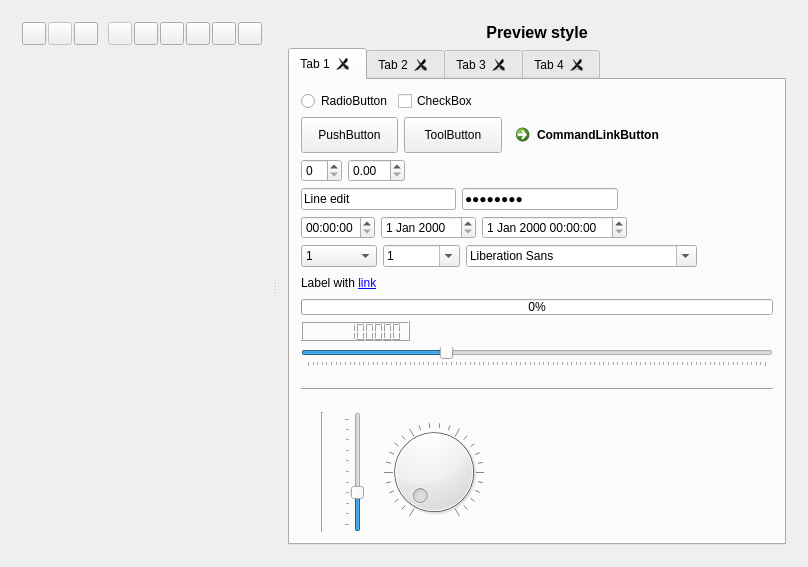
Qt form QssEditor/qsseditor.ui (winsoft666/qss-editor) before a commit.
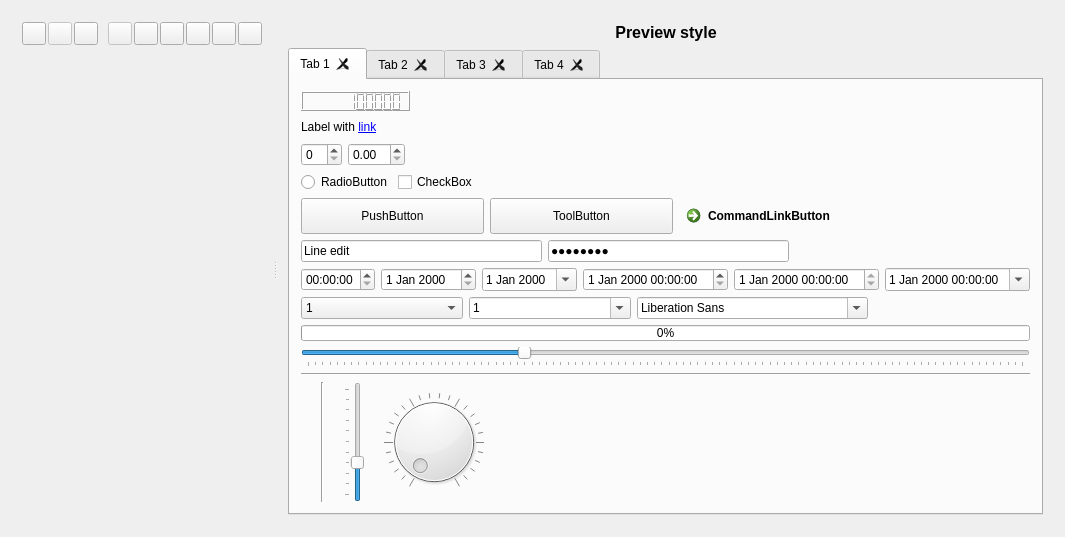
The same form after that commit. The open tabs and pages were chosen to show the change. Icons and pictures are not drawn. Custom widgets are drawn as their Qt base class.

Patch:
```diff
--- a/QssEditor/qsseditor.ui
+++ b/QssEditor/qsseditor.ui
@@ -7,7 +7,7 @@
     <x>0</x>
     <y>0</y>
     <width>808</width>
-    <height>546</height>
+    <height>494</height>
    </rect>
   </property>
   <layout class="QGridLayout" name="gridLayout_4">
@@ -216,6 +216,106 @@
            <string notr="true">Tab 1</string>
           </attribute>
           <layout class="QVBoxLayout" name="verticalLayout_2">
+           <item>
+            <layout class="QHBoxLayout" name="horizontalLayout_9">
+             <item>
+              <widget class="QLCDNumber" name="lcdNumber">
+               <property name="sizePolicy">
+                <sizepolicy hsizetype="Preferred" vsizetype="Preferred">
+                 <horstretch>0</horstretch>
+                 <verstretch>0</verstretch>
+                </sizepolicy>
+               </property>
+               <property name="digitCount">
+                <number>10</number>
+               </property>
+               <property name="intValue" stdset="0">
+                <number>1234567890</number>
+               </property>
+              </widget>
+             </item>
+             <item>
+              <spacer name="horizontalSpacer_11">
+               <property name="orientation">
+                <enum>Qt::Horizontal</enum>
+               </property>
+               <property name="sizeHint" stdset="0">
+                <size>
+                 <width>40</width>
+                 <height>20</height>
+                </size>
+               </property>
+              </spacer>
+             </item>
+            </layout>
+           </item>
+           <item>
+            <layout class="QHBoxLayout" name="horizontalLayout_8">
+             <item>
+              <widget class="QLabel" name="label">
+               <property name="text">
+                <string notr="true">Label with &lt;a href=&quot;http://google.com&quot;&gt;link&lt;/a&gt;</string>
+               </property>
+              </widget>
+             </item>
+             <item>
+              <spacer name="horizontalSpacer_10">
+               <property name="orientation">
+                <enum>Qt::Horizontal</enum>
+               </property>
+               <property name="sizeHint" stdset="0">
+                <size>
+                 <width>40</width>
+                 <height>20</height>
+                </size>
+               </property>
+              </spacer>
+             </item>
+            </layout>
+           </item>
+           <item>
+            <layout class="QHBoxLayout" name="horizontalLayout_4">
+             <item>
+              <widget class="QSpinBox" name="spinBox">
+               <property name="sizePolicy">
+                <sizepolicy hsizetype="Preferred" vsizetype="Preferred">
+                 <horstretch>0</horstretch>
+                 <verstretch>0</verstretch>
+                </sizepolicy>
+               </property>
+               <property name="minimumSize">
+                <size>
+                 <width>0</width>
+                 <height>0</height>
+                </size>
+               </property>
+              </widget>
+             </item>
+             <item>
+              <widget class="QDoubleSpinBox" name="doubleSpinBox">
+               <property name="sizePolicy">
+                <sizepolicy hsizetype="Preferred" vsizetype="Preferred">
+                 <horstretch>0</horstretch>
+                 <verstretch>0</verstretch>
+                </sizepolicy>
+               </property>
+              </widget>
+             </item>
+             <item>
+              <spacer name="horizontalSpacer_6">
+               <property name="orientation">
+                <enum>Qt::Horizontal</enum>
+               </property>
+               <property name="sizeHint" stdset="0">
+                <size>
+                 <width>40</width>
+                 <height>20</height>
+                </size>
+               </property>
+              </spacer>
+             </item>
+            </layout>
+           </item>
            <item>
             <layout class="QHBoxLayout" name="horizontalLayout_2">
              <item>
@@ -318,43 +418,6 @@
              </item>
             </layout>
            </item>
-           <item>
-            <layout class="QHBoxLayout" name="horizontalLayout_4">
-             <item>
-              <widget class="QSpinBox" name="spinBox">
-               <property name="sizePolicy">
-                <sizepolicy hsizetype="Minimum" vsizetype="Preferred">
-                 <horstretch>0</horstretch>
-                 <verstretch>0</verstretch>
-                </sizepolicy>
-               </property>
-              </widget>
-             </item>
-             <item>
-              <widget class="QDoubleSpinBox" name="doubleSpinBox">
-               <property name="sizePolicy">
-                <sizepolicy hsizetype="Minimum" vsizetype="Preferred">
-                 <horstretch>0</horstretch>
-                 <verstretch>0</verstretch>
-                </sizepolicy>
-               </property>
-              </widget>
-             </item>
-             <item>
-              <spacer name="horizontalSpacer_6">
-               <property name="orientation">
-                <enum>Qt::Horizontal</enum>
-               </property>
-               <property name="sizeHint" stdset="0">
-                <size>
-                 <width>40</width>
-                 <height>20</height>
-                </size>
-               </property>
-              </spacer>
-             </item>
-            </layout>
-           </item>
            <item>
             <layout class="QHBoxLayout" name="horizontalLayout_5">
              <item>
@@ -423,6 +486,13 @@
                </property>
               </widget>
              </item>
+             <item>
+              <widget class="QDateEdit" name="dateEdit_2">
+               <property name="calendarPopup">
+                <bool>true</bool>
+               </property>
+              </widget>
+             </item>
              <item>
               <widget class="QDateTimeEdit" name="dateTimeEdit">
                <property name="sizePolicy">
@@ -431,6 +501,26 @@
                  <verstretch>0</verstretch>
                 </sizepolicy>
                </property>
+               <property name="readOnly">
+                <bool>false</bool>
+               </property>
+               <property name="calendarPopup">
+                <bool>false</bool>
+               </property>
+              </widget>
+             </item>
+             <item>
+              <widget class="QDateTimeEdit" name="dateTimeEdit_3">
+               <property name="readOnly">
+                <bool>true</bool>
+               </property>
+              </widget>
+             </item>
+             <item>
+              <widget class="QDateTimeEdit" name="dateTimeEdit_2">
+               <property name="calendarPopup">
+                <bool>true</bool>
+               </property>
               </widget>
              </item>
              <item>
@@ -528,30 +618,6 @@
              </item>
             </layout>
            </item>
-           <item>
-            <layout class="QHBoxLayout" name="horizontalLayout_8">
-             <item>
-              <widget class="QLabel" name="label">
-               <property name="text">
-                <string notr="true">Label with &lt;a href=&quot;http://google.com&quot;&gt;link&lt;/a&gt;</string>
-               </property>
-              </widget>
-             </item>
-             <item>
-              <spacer name="horizontalSpacer_10">
-               <property name="orientation">
-                <enum>Qt::Horizontal</enum>
-               </property>
-               <property name="sizeHint" stdset="0">
-                <size>
-                 <width>40</width>
-                 <height>20</height>
-                </size>
-               </property>
-              </spacer>
-             </item>
-            </layout>
-           </item>
            <item>
             <widget class="QProgressBar" name="progressBar">
              <property name="sizePolicy">
@@ -568,39 +634,6 @@
              </property>
             </widget>
            </item>
-           <item>
-            <layout class="QHBoxLayout" name="horizontalLayout_9">
-             <item>
-              <widget class="QLCDNumber" name="lcdNumber">
-               <property name="sizePolicy">
-                <sizepolicy hsizetype="Minimum" vsizetype="Preferred">
-                 <horstretch>0</horstretch>
-                 <verstretch>0</verstretch>
-                </sizepolicy>
-               </property>
-               <property name="digitCount">
-                <number>10</number>
-               </property>
-               <property name="intValue" stdset="0">
-                <number>1234567890</number>
-               </property>
-              </widget>
-             </item>
-             <item>
-              <spacer name="horizontalSpacer_11">
-               <property name="orientation">
-                <enum>Qt::Horizontal</enum>
-               </property>
-               <property name="sizeHint" stdset="0">
-                <size>
-                 <width>40</width>
-                 <height>20</height>
-                </size>
-               </property>
-              </spacer>
-             </item>
-            </layout>
-           </item>
            <item>
             <widget class="QSlider" name="horizontalSlider">
              <property name="sizePolicy">
@@ -620,22 +653,6 @@
              </property>
             </widget>
            </item>
-           <item>
-            <spacer name="verticalSpacer_4">
-             <property name="orientation">
-              <enum>Qt::Vertical</enum>
-             </property>
-             <property name="sizeType">
-              <enum>QSizePolicy::Fixed</enum>
-             </property>
-             <property name="sizeHint" stdset="0">
-              <size>
-               <width>20</width>
-               <height>15</height>
-              </size>
-             </property>
-            </spacer>
-           </item>
            <item>
             <widget class="Line" name="line">
              <property name="sizePolicy">
@@ -649,22 +666,6 @@
              </property>
             </widget>
            </item>
-           <item>
-            <spacer name="verticalSpacer_3">
-             <property name="orientation">
-              <enum>Qt::Vertical</enum>
-             </property>
-             <property name="sizeType">
-              <enum>QSizePolicy::Fixed</enum>
-             </property>
-             <property name="sizeHint" stdset="0">
-              <size>
-               <width>20</width>
-               <height>15</height>
-              </size>
-             </property>
-            </spacer>
-           </item>
            <item>
             <layout class="QHBoxLayout" name="horizontalLayout_11">
              <property name="spacing">
@@ -747,7 +748,7 @@
              <property name="sizeHint" stdset="0">
               <size>
                <width>20</width>
-               <height>38</height>
+               <height>5</height>
               </size>
              </property>
             </spacer>
```
Left out of the diff: 8 changed lines with no effect on the pictures.
